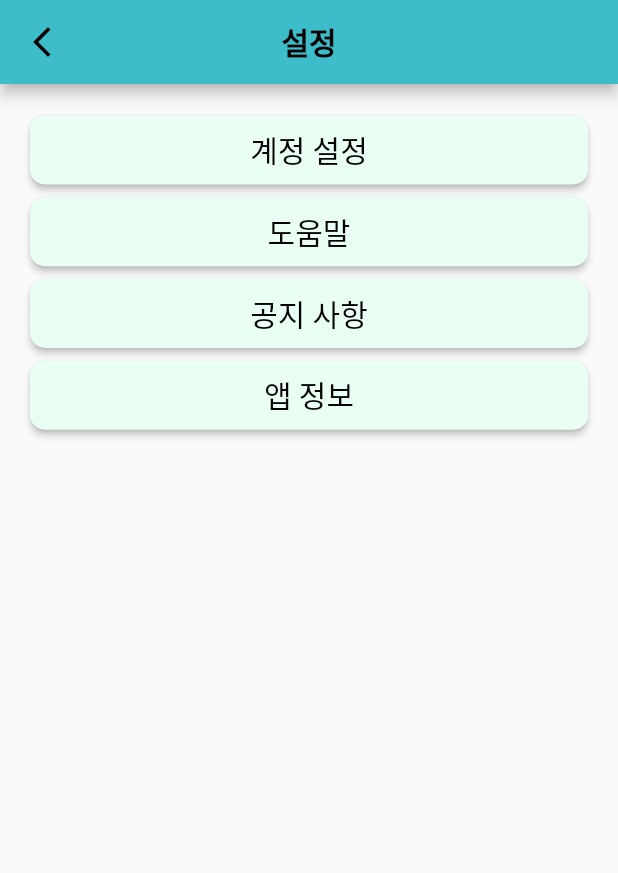
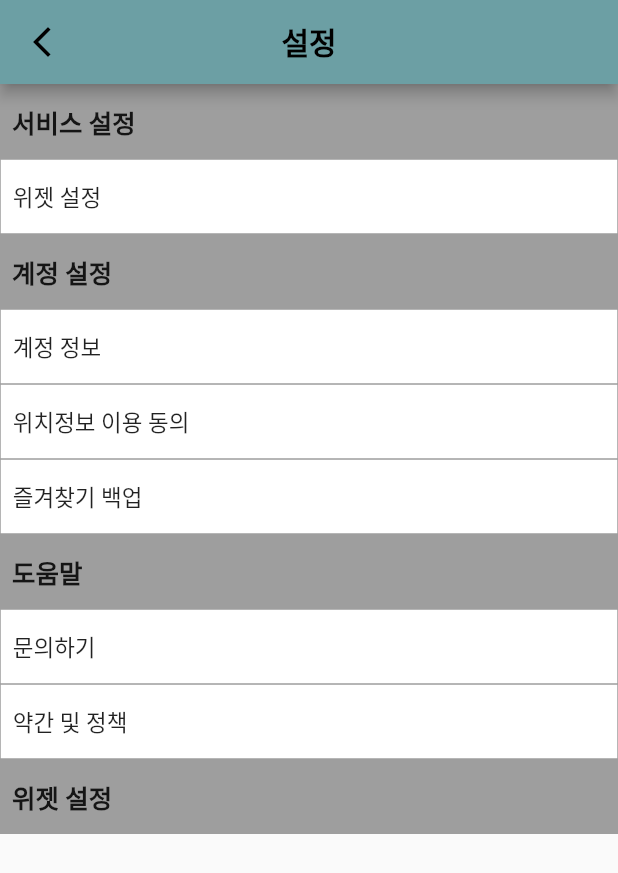
Before and after one commit to choi-hyk/Team_Project_BMT, a Flutter app: the screen it shows after launch, in the side drawer, after a tap on the "settings" icon, on a phone screen of 412 x 824 dp. Shown: the top 873 px of the screen. Run offline on Flutter 3.47's test engine with Material 2 defaults, Android fonts, the phone set to English and light mode, and no system bars; our stand-ins replace firebase_auth, firebase_core; accounts and stored records are empty.

Commit message:
설정 페이지

```diff
--- a/lib/settings_widgets/settings_UI.dart
+++ b/lib/settings_widgets/settings_UI.dart
@@ -28,101 +28,220 @@ class _SettingsUIState extends State<SettingsUI> {
             '설정',
             style: TextStyle(color: Colors.black, fontWeight: FontWeight.bold),
           ),
-        backgroundColor: Theme.of(context).primaryColorLight,
+          backgroundColor: Theme.of(context).primaryColor,
           centerTitle: true,
         ),
-      body: Padding(
-        padding: const EdgeInsets.all(20),
+        body: SingleChildScrollView(
           child: Column(
-          crossAxisAlignment: CrossAxisAlignment.stretch,
             children: [
-            ElevatedButton(
-              onPressed: () {
-                Navigator.push(
-                  context,
-                  MaterialPageRoute(
-                    builder: (context) => const SettingAccount(),
+              Container(
+                decoration: const BoxDecoration(
+                  color: Colors.grey,
                 ),
-                );
-              },
-              style: ElevatedButton.styleFrom(
-                foregroundColor: Colors.black,
-                backgroundColor: Theme.of(context).cardColor, // 텍스트와 아이콘의 색상
-                padding: const EdgeInsets.symmetric(
-                    horizontal: 16, vertical: 8), // 패딩 설정
-                shape: RoundedRectangleBorder(
-                  borderRadius:
-                      BorderRadius.circular(10.0), // 버튼의 모서리를 둥글게 만듭니다.
+                width: double.infinity,
+                height: 50,
+                child: const Padding(
+                  padding: EdgeInsets.only(left: 8.0),
+                  child: Align(
+                    alignment: Alignment.centerLeft,
+                    child: Text(
+                      "서비스 설정",
+                      style: TextStyle(
+                        fontSize: 17,
+                        fontWeight: FontWeight.bold,
                       ),
                     ),
-              child: const Text(
-                '계정 설정',
-                style: TextStyle(fontSize: 20, fontWeight: FontWeight.w100),
                   ),
                 ),
-            const SizedBox(height: 6.5),
-            ElevatedButton(
-              onPressed: () {
-                // 여기에 도움말을 위한 페이지로 이동하는 코드 추가
-              },
-              style: ElevatedButton.styleFrom(
-                foregroundColor: Colors.black,
-                backgroundColor: Theme.of(context).cardColor, // 텍스트와 아이콘의 색상
-                padding: const EdgeInsets.symmetric(
-                    horizontal: 16, vertical: 8), // 패딩 설정
-                shape: RoundedRectangleBorder(
-                  borderRadius:
-                      BorderRadius.circular(10.0), // 버튼의 모서리를 둥글게 만듭니다.
+              ),
+              Container(
+                decoration: BoxDecoration(
+                  color: const Color.fromARGB(255, 255, 255, 255),
+                  border: Border.all(
+                    color: Colors.grey, // 테두리 색상
+                    width: 0.5, // 테두리 두께
                   ),
                 ),
-              child: const Text(
-                '도움말',
-                style: TextStyle(fontSize: 20, fontWeight: FontWeight.w100),
+                width: double.infinity,
+                height: 50,
+                child: const Padding(
+                  padding: EdgeInsets.only(left: 8.0),
+                  child: Align(
+                    alignment: Alignment.centerLeft,
+                    child: Text(
+                      "위젯 설정",
+                      style: TextStyle(fontSize: 15),
                     ),
                   ),
-            const SizedBox(height: 6.5),
-            ElevatedButton(
-              onPressed: () {
-                // 여기에 공지 사항을 위한 페이지로 이동하는 코드 추가
-              },
-              style: ElevatedButton.styleFrom(
-                foregroundColor: Colors.black,
-                backgroundColor: Theme.of(context).cardColor, // 텍스트와 아이콘의 색상
-                padding: const EdgeInsets.symmetric(
-                    horizontal: 16, vertical: 8), // 패딩 설정
-                shape: RoundedRectangleBorder(
-                  borderRadius:
-                      BorderRadius.circular(10.0), // 버튼의 모서리를 둥글게 만듭니다.
                 ),
               ),
-              child: const Text(
-                '공지 사항',
-                style: TextStyle(fontSize: 20, fontWeight: FontWeight.w100),
+              Container(
+                decoration: const BoxDecoration(
+                  color: Colors.grey,
+                ),
+                width: double.infinity,
+                height: 50,
+                child: const Padding(
+                  padding: EdgeInsets.only(left: 8.0),
+                  child: Align(
+                    alignment: Alignment.centerLeft,
+                    child: Text(
+                      "계정 설정",
+                      style: TextStyle(
+                        fontSize: 17,
+                        fontWeight: FontWeight.bold,
                       ),
                     ),
-            const SizedBox(height: 6.5),
-            ElevatedButton(
-              onPressed: () {
-                // 여기에 앱 정보를 위한 페이지로 이동하는 코드 추가
-              },
-              style: ElevatedButton.styleFrom(
-                foregroundColor: Colors.black,
-                backgroundColor: Theme.of(context).cardColor, // 텍스트와 아이콘의 색상
-                padding: const EdgeInsets.symmetric(
-                    horizontal: 16, vertical: 8), // 패딩 설정
-                shape: RoundedRectangleBorder(
-                  borderRadius:
-                      BorderRadius.circular(10.0), // 버튼의 모서리를 둥글게 만듭니다.
                   ),
                 ),
-              child: const Text(
-                '앱 정보',
-                style: TextStyle(fontSize: 20, fontWeight: FontWeight.w100),
+              ),
+              Container(
+                decoration: BoxDecoration(
+                  color: const Color.fromARGB(255, 255, 255, 255),
+                  border: Border.all(
+                    color: Colors.grey, // 테두리 색상
+                    width: 0.5, // 테두리 두께
+                  ),
+                ),
+                width: double.infinity,
+                height: 50,
+                child: const Padding(
+                  padding: EdgeInsets.only(left: 8.0),
+                  child: Align(
+                    alignment: Alignment.centerLeft,
+                    child: Text(
+                      "계정 정보",
+                      style: TextStyle(fontSize: 15),
+                    ),
+                  ),
+                ),
+              ),
+              Container(
+                decoration: BoxDecoration(
+                  color: const Color.fromARGB(255, 255, 255, 255),
+                  border: Border.all(
+                    color: Colors.grey, // 테두리 색상
+                    width: 0.5, // 테두리 두께
+                  ),
+                ),
+                width: double.infinity,
+                height: 50,
+                child: const Padding(
+                  padding: EdgeInsets.only(left: 8.0),
+                  child: Align(
+                    alignment: Alignment.centerLeft,
+                    child: Text(
+                      "위치정보 이용 동의",
+                      style: TextStyle(fontSize: 15),
+                    ),
+                  ),
+                ),
+              ),
+              Container(
+                decoration: BoxDecoration(
+                  color: const Color.fromARGB(255, 255, 255, 255),
+                  border: Border.all(
+                    color: Colors.grey, // 테두리 색상
+                    width: 0.5, // 테두리 두께
+                  ),
+                ),
+                width: double.infinity,
+                height: 50,
+                child: const Padding(
+                  padding: EdgeInsets.only(left: 8.0),
+                  child: Align(
+                    alignment: Alignment.centerLeft,
+                    child: Text(
+                      "즐겨찾기 백업",
+                      style: TextStyle(fontSize: 15),
+                    ),
+                  ),
+                ),
+              ),
+              Container(
+                decoration: const BoxDecoration(
+                  color: Colors.grey,
+                ),
+                width: double.infinity,
+                height: 50,
+                child: const Padding(
+                  padding: EdgeInsets.only(left: 8.0),
+                  child: Align(
+                    alignment: Alignment.centerLeft,
+                    child: Text(
+                      "도움말",
+                      style: TextStyle(
+                        fontSize: 17,
+                        fontWeight: FontWeight.bold,
+                      ),
+                    ),
+                  ),
+                ),
+              ),
+              Container(
+                decoration: BoxDecoration(
+                  color: const Color.fromARGB(255, 255, 255, 255),
+                  border: Border.all(
+                    color: Colors.grey, // 테두리 색상
+                    width: 0.5, // 테두리 두께
+                  ),
+                ),
+                width: double.infinity,
+                height: 50,
+                child: const Padding(
+                  padding: EdgeInsets.only(left: 8.0),
+                  child: Align(
+                    alignment: Alignment.centerLeft,
+                    child: Text(
+                      "문의하기",
+                      style: TextStyle(fontSize: 15),
+                    ),
+                  ),
+                ),
+              ),
+              Container(
+                decoration: BoxDecoration(
+                  color: const Color.fromARGB(255, 255, 255, 255),
+                  border: Border.all(
+                    color: Colors.grey, // 테두리 색상
+                    width: 0.5, // 테두리 두께
+                  ),
+                ),
+                width: double.infinity,
+                height: 50,
+                child: const Padding(
+                  padding: EdgeInsets.only(left: 8.0),
+                  child: Align(
+                    alignment: Alignment.centerLeft,
+                    child: Text(
+                      "약간 및 정책",
+                      style: TextStyle(fontSize: 15),
+                    ),
+                  ),
+                ),
+              ),
+              Container(
+                decoration: const BoxDecoration(
+                  color: Colors.grey,
+                ),
+                width: double.infinity,
+                height: 50,
+                child: const Padding(
+                  padding: EdgeInsets.only(left: 8.0),
+                  child: Align(
+                    alignment: Alignment.centerLeft,
+                    child: Text(
+                      "위젯 설정",
+                      style: TextStyle(
+                        fontSize: 17,
+                        fontWeight: FontWeight.bold,
+                      ),
+                    ),
+                  ),
                 ),
               ),
             ],
           ),
-      ),
-    );
+        ));
   }
 }
```
Lines whose indentation alone changed are shown as unchanged.
